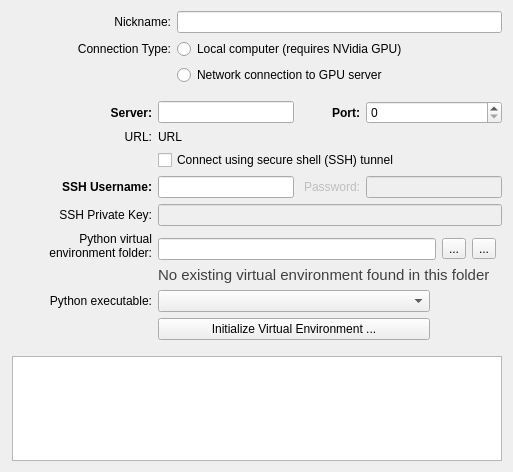
pyushkevich/itksnap, file GUI/Qt/Windows/DeepLearningServerEditor.ui: the form before one commit.
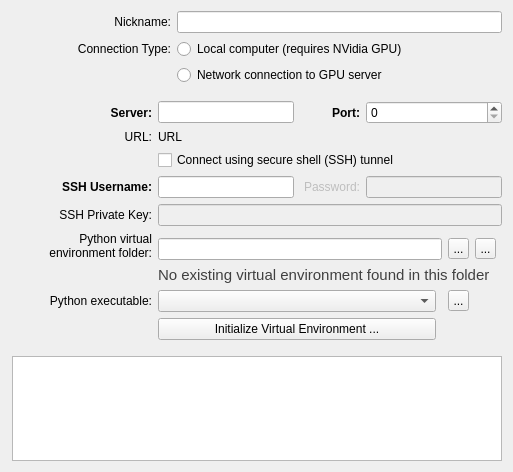
The form after the commit. Icons and pictures are not drawn.

Commit message: Improvements for running local server plus attempt to fix Mac build

The edit to the form file:
```diff
--- a/GUI/Qt/Windows/DeepLearningServerEditor.ui
+++ b/GUI/Qt/Windows/DeepLearningServerEditor.ui
@@ -312,6 +312,12 @@
       </item>
       <item row="1" column="3">
        <widget class="QToolButton" name="btnFindVEnvFolder">
+        <property name="maximumSize">
+         <size>
+          <width>21</width>
+          <height>21</height>
+         </size>
+        </property>
         <property name="toolTip">
          <string>Select path for the Python virtual environment</string>
         </property>
@@ -332,6 +338,12 @@
       </item>
       <item row="1" column="4">
        <widget class="QToolButton" name="btnResetVEnvFolderToDefault">
+        <property name="maximumSize">
+         <size>
+          <width>21</width>
+          <height>21</height>
+         </size>
+        </property>
         <property name="toolTip">
          <string>Use the default Python virtual environment location for ITK-SNAP</string>
         </property>
@@ -383,6 +395,25 @@
         </property>
        </widget>
       </item>
+      <item row="3" column="3">
+       <widget class="QToolButton" name="btnFindPythonExe">
+        <property name="maximumSize">
+         <size>
+          <width>21</width>
+          <height>21</height>
+         </size>
+        </property>
+        <property name="toolTip">
+         <string>Select path for the Python virtual environment</string>
+        </property>
+        <property name="text">
+         <string>...</string>
+        </property>
+        <property name="icon">
+         <iconset theme="QIcon::ThemeIcon::DocumentOpen"/>
+        </property>
+       </widget>
+      </item>
      </layout>
     </widget>
    </item>
```
The commit also changes 9 other files.
